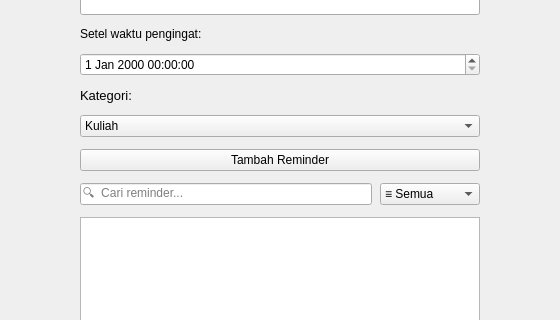
Qt form mainwindow.ui (JhonPiterSitumorang-251401052/DeadlineSaver) before a commit; both pictures show x 120 to 680 and y 99 to 419 of the 800 by 820 pixel window.
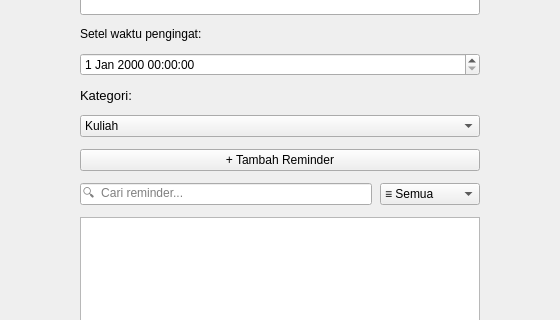
The same form after that commit.

Commit message: Perbaikan Design

```diff
--- a/mainwindow.ui
+++ b/mainwindow.ui
@@ -88,7 +88,7 @@
     <item>
      <widget class="QPushButton" name="btnTambah">
       <property name="text">
-       <string>Tambah Reminder</string>
+       <string>+ Tambah Reminder</string>
       </property>
      </widget>
     </item>
```
Left out of the diff: 74 changed lines with no effect on the pictures.
